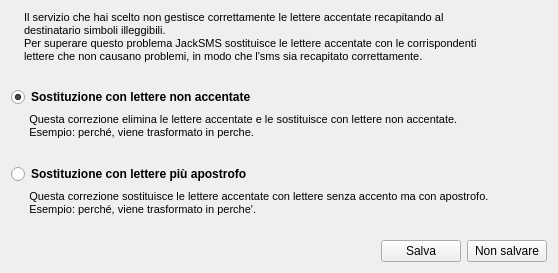
Above: avvisoaccentidialog.ui from freesmee/freesmee-desktop before the change. Below: the same form after it.
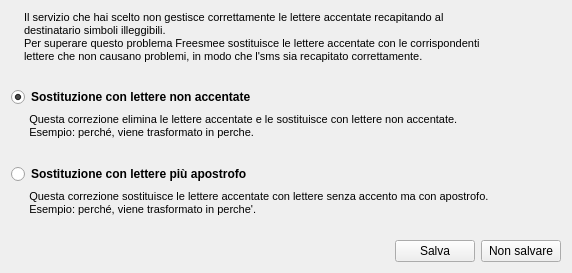
That is the form after the change. Icons and pictures are not drawn.

Commit message: - Fixed some strings from JackSMS to Freesmee - Dryed and improved the streamer - Added a default icon for the services that don't have one - Fixed the Tray Menu in Ubuntu and other GTK-based user interfaces - Added the option to disable Free+ streamer (it is problematic in some proxyfied   and socked networks) - Feature: the user can now select all the contacts from the multiple contact   selection dialog - Improved the UI of the multiple check dialog - Fixed a glitch on the conversation tab

Diff of the .ui file:
```diff
--- a/avvisoaccentidialog.ui
+++ b/avvisoaccentidialog.ui
@@ -6,7 +6,7 @@
    <rect>
     <x>0</x>
     <y>0</y>
-    <width>558</width>
+    <width>572</width>
     <height>273</height>
    </rect>
   </property>
@@ -44,11 +44,11 @@
           <string>&lt;!DOCTYPE HTML PUBLIC &quot;-//W3C//DTD HTML 4.0//EN&quot; &quot;http://www.w3.org/TR/REC-html40/strict.dtd&quot;&gt;
 &lt;html&gt;&lt;head&gt;&lt;meta name=&quot;qrichtext&quot; content=&quot;1&quot; /&gt;&lt;style type=&quot;text/css&quot;&gt;
 p, li { white-space: pre-wrap; }
-&lt;/style&gt;&lt;/head&gt;&lt;body style=&quot; font-family:'MS Shell Dlg 2'; font-size:8.25pt; font-weight:400; font-style:normal;&quot;&gt;
-&lt;p style=&quot; margin-top:0px; margin-bottom:0px; margin-left:0px; margin-right:0px; -qt-block-indent:0; text-indent:0px;&quot;&gt;&lt;span style=&quot; font-size:8pt;&quot;&gt;Il servizio che hai scelto non gestisce correttamente le lettere accentate recapitando al&lt;/span&gt;&lt;/p&gt;
-&lt;p style=&quot; margin-top:0px; margin-bottom:0px; margin-left:0px; margin-right:0px; -qt-block-indent:0; text-indent:0px;&quot;&gt;&lt;span style=&quot; font-size:8pt;&quot;&gt;destinatario simboli illeggibili.&lt;/span&gt;&lt;/p&gt;
-&lt;p style=&quot; margin-top:0px; margin-bottom:0px; margin-left:0px; margin-right:0px; -qt-block-indent:0; text-indent:0px;&quot;&gt;&lt;span style=&quot; font-size:8pt;&quot;&gt;Per superare questo problema JackSMS sostituisce le lettere accentate con le corrispondenti&lt;/span&gt;&lt;/p&gt;
-&lt;p style=&quot; margin-top:0px; margin-bottom:0px; margin-left:0px; margin-right:0px; -qt-block-indent:0; text-indent:0px;&quot;&gt;&lt;span style=&quot; font-size:8pt;&quot;&gt;lettere che non causano problemi, in modo che l'sms sia recapitato correttamente.&lt;/span&gt;&lt;/p&gt;&lt;/body&gt;&lt;/html&gt;</string>
+&lt;/style&gt;&lt;/head&gt;&lt;body style=&quot; font-family:'Ubuntu'; font-size:11pt; font-weight:400; font-style:normal;&quot;&gt;
+&lt;p style=&quot; margin-top:0px; margin-bottom:0px; margin-left:0px; margin-right:0px; -qt-block-indent:0; text-indent:0px;&quot;&gt;&lt;span style=&quot; font-family:'MS Shell Dlg 2'; font-size:8pt;&quot;&gt;Il servizio che hai scelto non gestisce correttamente le lettere accentate recapitando al&lt;/span&gt;&lt;/p&gt;
+&lt;p style=&quot; margin-top:0px; margin-bottom:0px; margin-left:0px; margin-right:0px; -qt-block-indent:0; text-indent:0px;&quot;&gt;&lt;span style=&quot; font-family:'MS Shell Dlg 2'; font-size:8pt;&quot;&gt;destinatario simboli illeggibili.&lt;/span&gt;&lt;/p&gt;
+&lt;p style=&quot; margin-top:0px; margin-bottom:0px; margin-left:0px; margin-right:0px; -qt-block-indent:0; text-indent:0px;&quot;&gt;&lt;span style=&quot; font-family:'MS Shell Dlg 2'; font-size:8pt;&quot;&gt;Per superare questo problema Freesmee sostituisce le lettere accentate con le corrispondenti&lt;/span&gt;&lt;/p&gt;
+&lt;p style=&quot; margin-top:0px; margin-bottom:0px; margin-left:0px; margin-right:0px; -qt-block-indent:0; text-indent:0px;&quot;&gt;&lt;span style=&quot; font-family:'MS Shell Dlg 2'; font-size:8pt;&quot;&gt;lettere che non causano problemi, in modo che l'sms sia recapitato correttamente.&lt;/span&gt;&lt;/p&gt;&lt;/body&gt;&lt;/html&gt;</string>
          </property>
          <property name="textFormat">
           <enum>Qt::AutoText</enum>
```
The commit also changes 23 other files.
